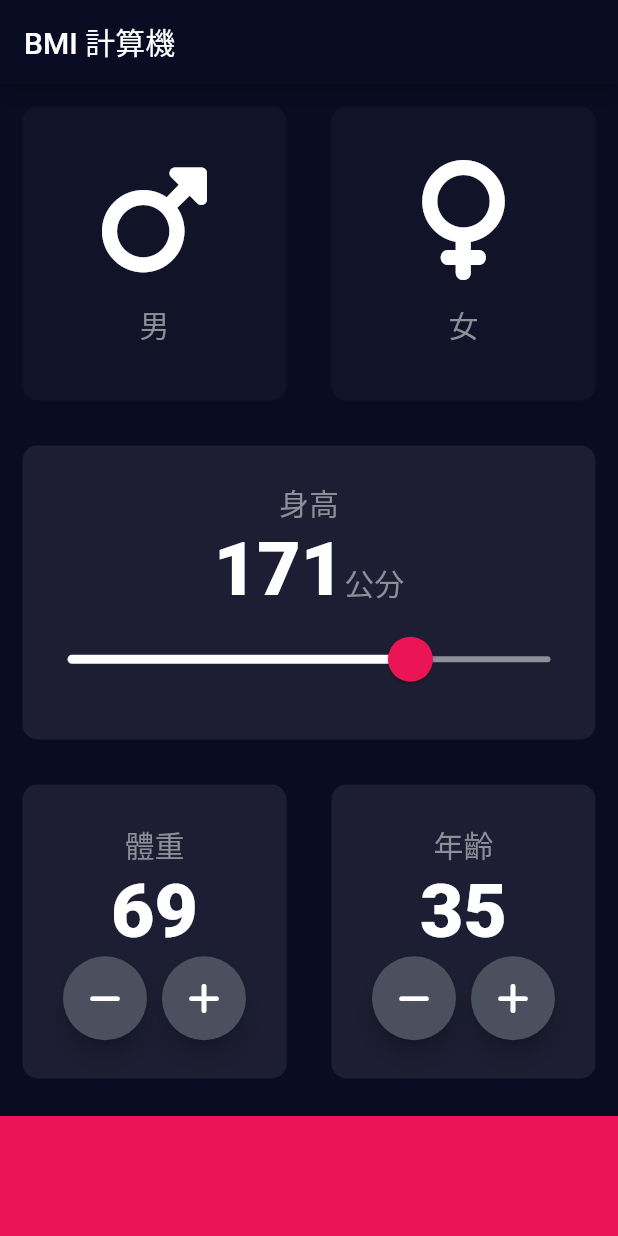
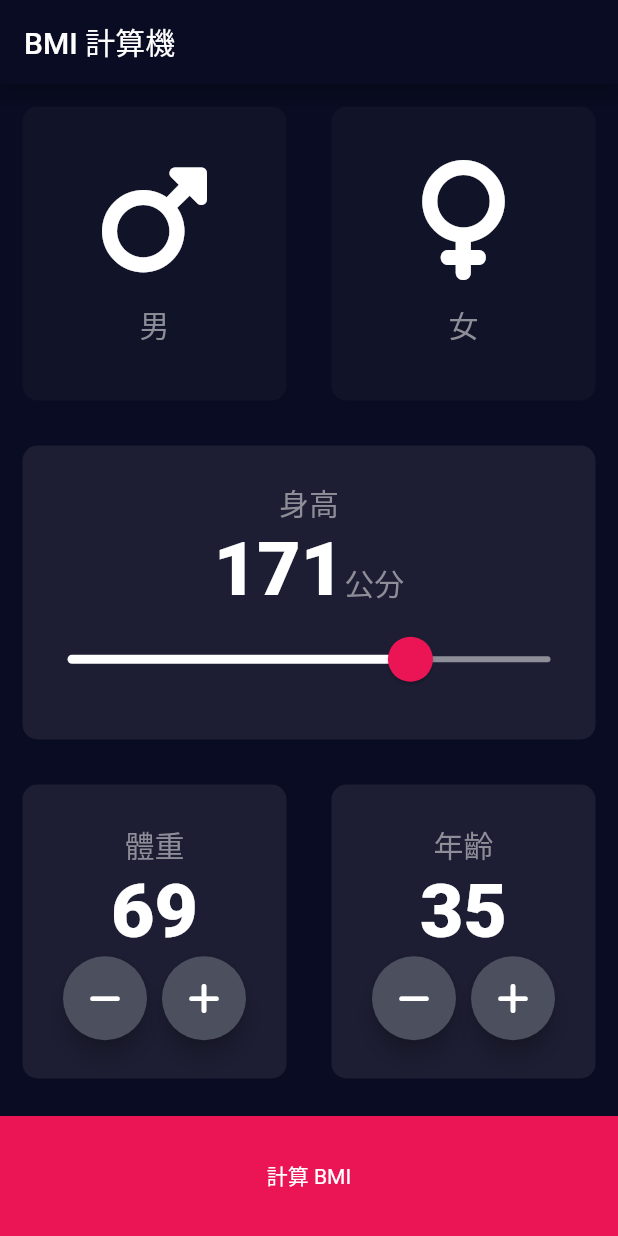
Before and after one commit to yusheng593/BMICalculator, a Flutter app: the screen it shows after launch, on a phone screen of 412 x 824 dp. Run offline on Flutter 3.47's test engine with Material 2 defaults, Android fonts, the phone set to English and light mode, and no system bars; our stand-ins replace font_awesome_flutter.

```diff
--- a/lib/input_page.dart
+++ b/lib/input_page.dart
@@ -1,3 +1,4 @@
+import 'package:bmi_calculator/results_page.dart';
 import 'package:flutter/material.dart';
 import 'package:bmi_calculator/reusable_card.dart';
 import 'package:bmi_calculator/icon_content.dart';
@@ -210,11 +211,21 @@ class InputPageState extends State<InputPage> {
               ],
             ),
           ),
-          Container(
-            color: kBottomContainerColor,
-            height: kBottomContainerHeight,
-            width: double.infinity,
-            margin: const EdgeInsets.only(top: 10.0),
+          GestureDetector(
+            onTap: () {
+              Navigator.push(context,
+                  MaterialPageRoute(builder: (context) => ResultsPage()));
+            },
+            child: Container(
+              child: Center(
+                  child: Text(
+                '計算 BMI',
+              )),
+              color: kBottomContainerColor,
+              height: kBottomContainerHeight,
+              width: double.infinity,
+              margin: const EdgeInsets.only(top: 10.0),
+            ),
           )
         ],
       ),
```
Also changed, not shown: lib/results_page.dart (added, +16 -0 lines).
